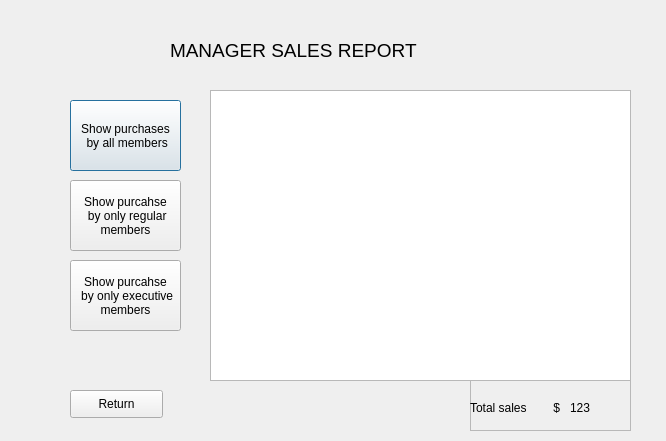
The window that Project2/manager_sales_report.ui (tdragon00/CS1C_Project_2) describes before a commit, drawn with Qt 5.
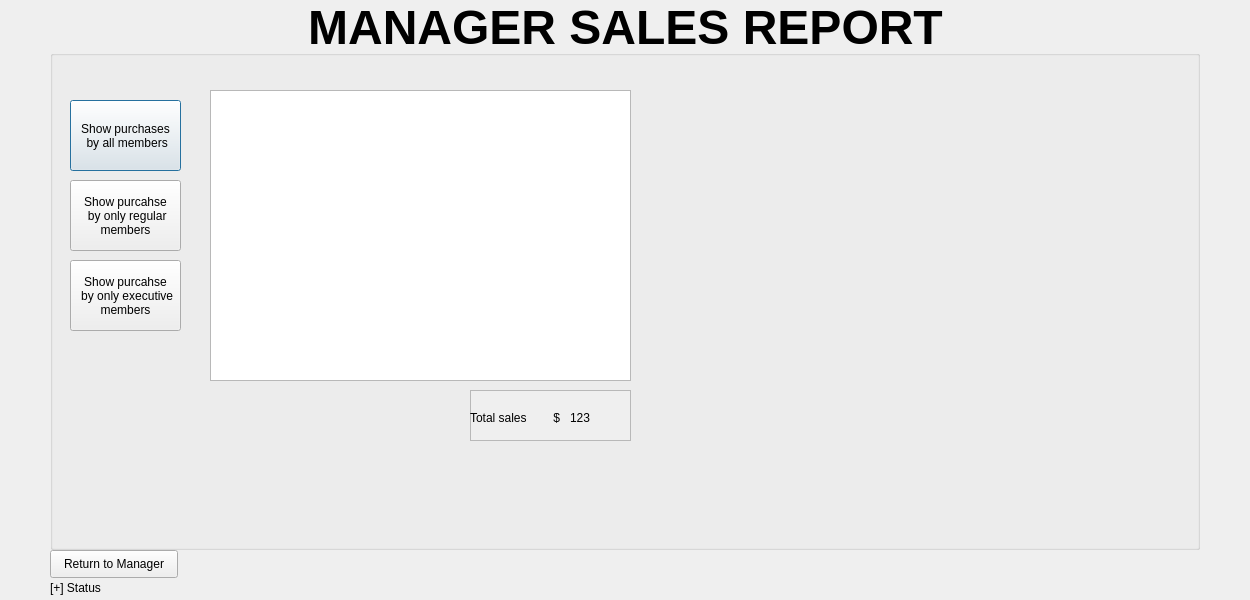
The same window after the commit.

What changed in the file:
```diff
--- a/Project2/manager_sales_report.ui
+++ b/Project2/manager_sales_report.ui
@@ -6,26 +6,13 @@
    <rect>
     <x>0</x>
     <y>0</y>
-    <width>666</width>
-    <height>441</height>
+    <width>1250</width>
+    <height>600</height>
    </rect>
   </property>
   <property name="windowTitle">
    <string>Dialog</string>
   </property>
-  <widget class="QLabel" name="label">
-   <property name="geometry">
-    <rect>
-     <x>170</x>
-     <y>30</y>
-     <width>271</width>
-     <height>41</height>
-    </rect>
-   </property>
-   <property name="text">
-    <string>&lt;html&gt;&lt;head/&gt;&lt;body&gt;&lt;p&gt;&lt;span style=&quot; font-size:14pt;&quot;&gt;MANAGER SALES REPORT&lt;/span&gt;&lt;/p&gt;&lt;/body&gt;&lt;/html&gt;</string>
-   </property>
-  </widget>
   <widget class="QTableView" name="tableView">
    <property name="geometry">
     <rect>
@@ -80,24 +67,36 @@
 members</string>
    </property>
   </widget>
-  <widget class="QPushButton" name="return_2">
+  <widget class="QLabel" name="title">
    <property name="geometry">
     <rect>
-     <x>70</x>
-     <y>390</y>
-     <width>93</width>
-     <height>28</height>
+     <x>0</x>
+     <y>0</y>
+     <width>1251</width>
+     <height>51</height>
     </rect>
    </property>
    <property name="text">
-    <string>Return</string>
+    <string>&lt;html&gt;&lt;head/&gt;&lt;body&gt;&lt;p align=&quot;center&quot;&gt;&lt;span style=&quot; font-size:36pt; font-weight:600;&quot;&gt;MANAGER SALES REPORT&lt;/span&gt;&lt;/p&gt;&lt;/body&gt;&lt;/html&gt;</string>
    </property>
   </widget>
+  <widget class="QGroupBox" name="groupBox">
+   <property name="geometry">
+    <rect>
+     <x>50</x>
+     <y>50</y>
+     <width>1150</width>
+     <height>500</height>
+    </rect>
+   </property>
+   <property name="title">
+    <string/>
+   </property>
   <widget class="QFrame" name="frame">
    <property name="geometry">
     <rect>
-     <x>470</x>
-     <y>380</y>
+      <x>420</x>
+      <y>340</y>
      <width>161</width>
      <height>51</height>
     </rect>
@@ -138,6 +137,41 @@
     </property>
    </widget>
   </widget>
+  </widget>
+  <widget class="QPushButton" name="return_2">
+   <property name="geometry">
+    <rect>
+     <x>50</x>
+     <y>550</y>
+     <width>128</width>
+     <height>28</height>
+    </rect>
+   </property>
+   <property name="text">
+    <string>Return to Manager</string>
+   </property>
+  </widget>
+  <widget class="QLabel" name="statusLine">
+   <property name="geometry">
+    <rect>
+     <x>50</x>
+     <y>580</y>
+     <width>141</width>
+     <height>16</height>
+    </rect>
+   </property>
+   <property name="text">
+    <string>[+] Status</string>
+   </property>
+  </widget>
+  <zorder>groupBox</zorder>
+  <zorder>tableView</zorder>
+  <zorder>All_purchases</zorder>
+  <zorder>Regular_purchases</zorder>
+  <zorder>Executive_purchases</zorder>
+  <zorder>title</zorder>
+  <zorder>return_2</zorder>
+  <zorder>statusLine</zorder>
  </widget>
  <resources/>
  <connections/>
```
Lines whose indentation alone changed are shown as unchanged.
